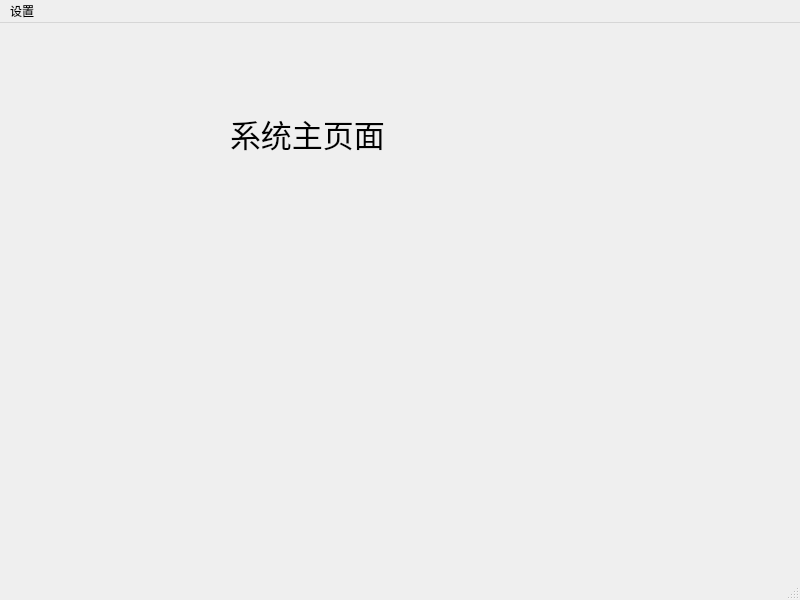
This is ui/main.ui in TuZaaaaa/financial-crawler as Qt 5 draws it before an edit. The edited form follows.
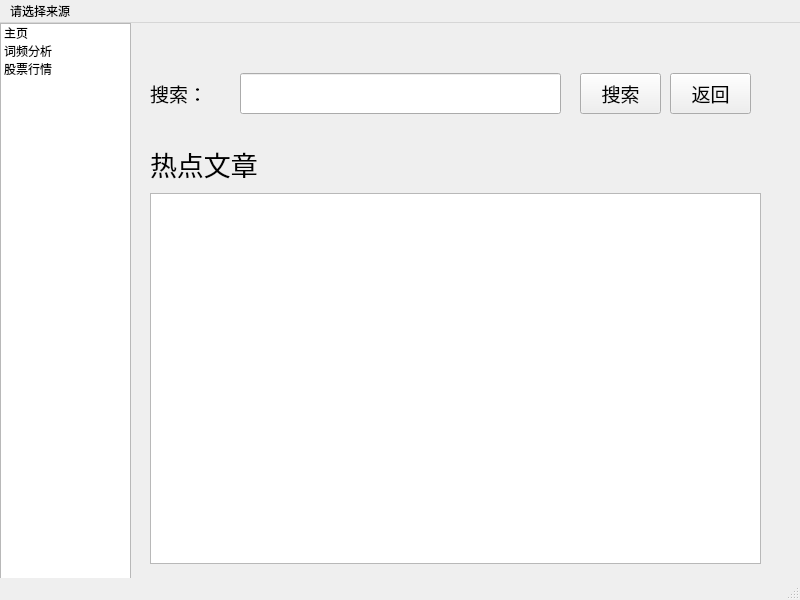
This is the edited form.

Commit message: 页面切换

What changed in the file:
```diff
--- a/ui/main.ui
+++ b/ui/main.ui
@@ -14,23 +14,238 @@
    <string>MainWindow</string>
   </property>
   <widget class="QWidget" name="centralwidget">
-   <widget class="QLabel" name="label">
+   <widget class="QStackedWidget" name="stackedWidget">
     <property name="geometry">
      <rect>
-      <x>230</x>
-      <y>20</y>
-      <width>361</width>
-      <height>181</height>
+      <x>130</x>
+      <y>-10</y>
+      <width>661</width>
+      <height>561</height>
      </rect>
     </property>
-    <property name="font">
-     <font>
-      <pointsize>23</pointsize>
-     </font>
+    <property name="currentIndex">
+     <number>0</number>
     </property>
-    <property name="text">
-     <string>系统主页面</string>
+    <widget class="QWidget" name="page_main">
+     <widget class="QLabel" name="label_time">
+      <property name="geometry">
+       <rect>
+        <x>460</x>
+        <y>10</y>
+        <width>201</width>
+        <height>21</height>
+       </rect>
+      </property>
+      <property name="font">
+       <font>
+        <pointsize>14</pointsize>
+       </font>
+      </property>
+      <property name="text">
+       <string/>
+      </property>
+     </widget>
+     <widget class="QLineEdit" name="lineEdit_search">
+      <property name="geometry">
+       <rect>
+        <x>110</x>
+        <y>60</y>
+        <width>321</width>
+        <height>41</height>
+       </rect>
+      </property>
+      <property name="font">
+       <font>
+        <family>Arial</family>
+        <pointsize>14</pointsize>
+       </font>
+      </property>
+     </widget>
+     <widget class="QLabel" name="label">
+      <property name="geometry">
+       <rect>
+        <x>20</x>
+        <y>60</y>
+        <width>71</width>
+        <height>41</height>
+       </rect>
+      </property>
+      <property name="font">
+       <font>
+        <family>Arial</family>
+        <pointsize>14</pointsize>
+       </font>
+      </property>
+      <property name="text">
+       <string>搜索：</string>
+      </property>
+      <property name="textFormat">
+       <enum>Qt::PlainText</enum>
+      </property>
+     </widget>
+     <widget class="QPushButton" name="pushButton_search">
+      <property name="geometry">
+       <rect>
+        <x>450</x>
+        <y>60</y>
+        <width>81</width>
+        <height>41</height>
+       </rect>
+      </property>
+      <property name="font">
+       <font>
+        <pointsize>14</pointsize>
+       </font>
+      </property>
+      <property name="text">
+       <string>搜索</string>
+      </property>
+     </widget>
+     <widget class="QStackedWidget" name="stackedWidget_select">
+      <property name="geometry">
+       <rect>
+        <x>20</x>
+        <y>130</y>
+        <width>621</width>
+        <height>421</height>
+       </rect>
+      </property>
+      <property name="currentIndex">
+       <number>0</number>
+      </property>
+      <widget class="QWidget" name="page_hotpot">
+       <widget class="QListWidget" name="listWidget_hotpotarticles">
+        <property name="geometry">
+         <rect>
+          <x>0</x>
+          <y>50</y>
+          <width>611</width>
+          <height>371</height>
+         </rect>
+        </property>
+       </widget>
+       <widget class="QLabel" name="label_hotpotarticles">
+        <property name="geometry">
+         <rect>
+          <x>0</x>
+          <y>0</y>
+          <width>601</width>
+          <height>41</height>
+         </rect>
+        </property>
+        <property name="font">
+         <font>
+          <pointsize>20</pointsize>
+         </font>
+        </property>
+        <property name="layoutDirection">
+         <enum>Qt::LeftToRight</enum>
+        </property>
+        <property name="text">
+         <string>热点文章</string>
+        </property>
+       </widget>
+      </widget>
+      <widget class="QWidget" name="page_">
+       <widget class="QLabel" name="label_serachresult">
+        <property name="geometry">
+         <rect>
+          <x>0</x>
+          <y>0</y>
+          <width>601</width>
+          <height>41</height>
+         </rect>
+        </property>
+        <property name="font">
+         <font>
+          <pointsize>20</pointsize>
+         </font>
+        </property>
+        <property name="layoutDirection">
+         <enum>Qt::LeftToRight</enum>
+        </property>
+        <property name="text">
+         <string>搜索结果</string>
+        </property>
+       </widget>
+       <widget class="QListWidget" name="listWidget_serachresult">
+        <property name="geometry">
+         <rect>
+          <x>0</x>
+          <y>50</y>
+          <width>611</width>
+          <height>371</height>
+         </rect>
+        </property>
+       </widget>
+      </widget>
+     </widget>
+     <widget class="QPushButton" name="pushButton_return">
+      <property name="geometry">
+       <rect>
+        <x>540</x>
+        <y>60</y>
+        <width>81</width>
+        <height>41</height>
+       </rect>
+      </property>
+      <property name="font">
+       <font>
+        <pointsize>14</pointsize>
+       </font>
+      </property>
+      <property name="text">
+       <string>返回</string>
+      </property>
+     </widget>
+    </widget>
+    <widget class="QWidget" name="page_wordAnalysis">
+     <widget class="QLabel" name="label_test1_2">
+      <property name="geometry">
+       <rect>
+        <x>20</x>
+        <y>110</y>
+        <width>581</width>
+        <height>281</height>
+       </rect>
+      </property>
+      <property name="font">
+       <font>
+        <family>Arial</family>
+        <pointsize>72</pointsize>
+       </font>
+      </property>
+      <property name="text">
+       <string>这是词频界面</string>
+      </property>
+     </widget>
+    </widget>
+    <widget class="QWidget" name="page_stock"/>
+   </widget>
+   <widget class="QListWidget" name="listWidget">
+    <property name="geometry">
+     <rect>
+      <x>0</x>
+      <y>0</y>
+      <width>131</width>
+      <height>561</height>
+     </rect>
     </property>
+    <item>
+     <property name="text">
+      <string>主页</string>
+     </property>
+    </item>
+    <item>
+     <property name="text">
+      <string>词频分析</string>
+     </property>
+    </item>
+    <item>
+     <property name="text">
+      <string>股票行情</string>
+     </property>
+    </item>
    </widget>
   </widget>
   <widget class="QMenuBar" name="menubar">
@@ -39,15 +254,15 @@
      <x>0</x>
      <y>0</y>
      <width>800</width>
-     <height>26</height>
+     <height>23</height>
     </rect>
    </property>
-   <widget class="QMenu" name="menu">
+   <widget class="QMenu" name="menu_select">
     <property name="title">
-     <string>设置</string>
+     <string>请选择来源</string>
     </property>
    </widget>
-   <addaction name="menu"/>
+   <addaction name="menu_select"/>
   </widget>
   <widget class="QStatusBar" name="statusbar"/>
  </widget>
```
Left out of the diff: 24 changed lines with no effect on the pictures. The commit also changes 1 other file.
